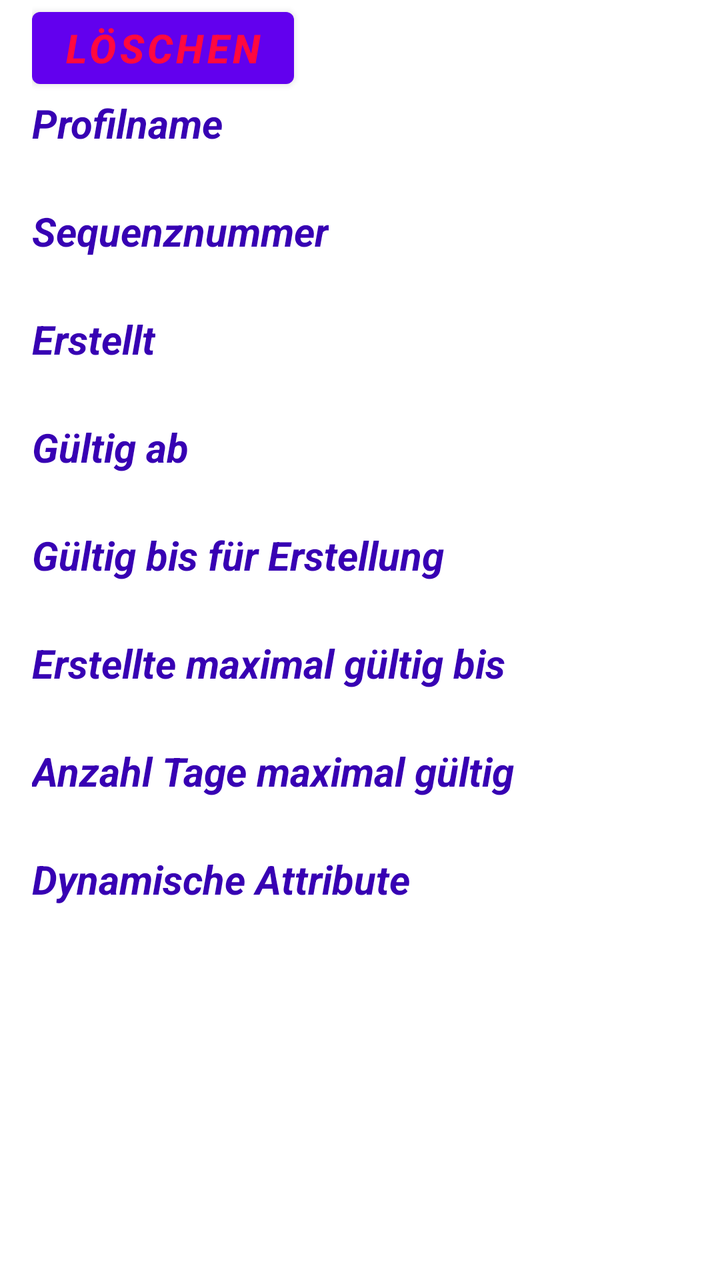
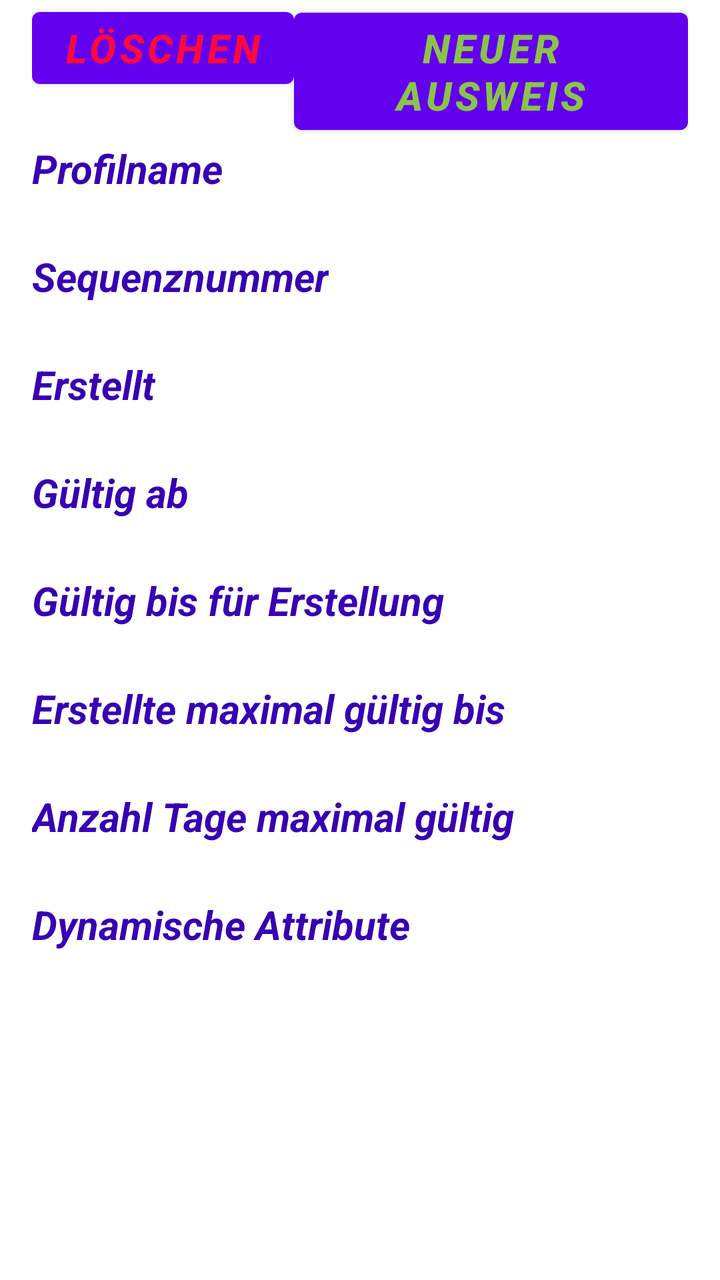

Before-and-after screenshots of an Android layout around one commit, followed by the original layout XML and the change that was made.
<!-- AndroidManifest.xml: application theme Theme.PommesfanIdentAndroid -->
<!-- res/layout/activity_profile_detail_view.xml -->
<?xml version="1.0" encoding="utf-8"?>
<ScrollView
        xmlns:android="http://schemas.android.com/apk/res/android"
        xmlns:tools="http://schemas.android.com/tools"
        android:id="@+id/publicProfileDetailView"
        android:layout_width="match_parent"
        android:layout_height="match_parent"
        android:paddingLeft="16dp"
        android:paddingRight="16dp"
        android:orientation="vertical"
        tools:context=".ProfileDetailView">

    <LinearLayout
            android:id="@+id/publicProfileAttributes"
            android:layout_width="match_parent"
            android:layout_height="match_parent"
            android:orientation="vertical">
        <Button
                android:textSize="20sp"
                android:layout_width="wrap_content"
                android:layout_height="wrap_content"
                android:textColor="#FF0840"
                android:textStyle="bold|italic"
                android:text="@string/l_schen"
                android:id="@+id/btnDelete" />
        <TextView
                android:textSize="20sp"
                android:layout_width="wrap_content"
                android:layout_height="wrap_content"
                android:textColor="@color/purple_700"
                android:textStyle="bold|italic"
                android:text="@string/profilname" />
        <TextView
                android:textSize="20sp"
                android:layout_width="wrap_content"
                android:layout_height="wrap_content"
                android:id="@+id/fieldprofileName"/>
        <TextView
                android:textSize="20sp"
                android:layout_width="wrap_content"
                android:layout_height="wrap_content"
                android:textColor="@color/purple_700"
                android:textStyle="bold|italic"
                android:text="@string/sequenznummer" />
        <TextView
                android:textSize="20sp"
                android:layout_width="wrap_content"
                android:layout_height="wrap_content"
                android:id="@+id/sequence_number"/>
        <TextView
                android:textSize="20sp"
                android:layout_width="wrap_content"
                android:layout_height="wrap_content"
                android:textColor="@color/purple_700"
                android:textStyle="bold|italic"
                android:text="@string/erstellt"/>
        <TextView
                android:textSize="20sp"
                android:layout_width="wrap_content"
                android:layout_height="wrap_content"
                android:id="@+id/created"/>
        <TextView
                android:textSize="20sp"
                android:layout_width="wrap_content"
                android:layout_height="wrap_content"
                android:textColor="@color/purple_700"
                android:textStyle="bold|italic"
                android:text="@string/g_ltig_ab"/>
        <TextView
                android:textSize="20sp"
                android:layout_width="wrap_content"
                android:layout_height="wrap_content"
                android:id="@+id/valid_from"/>
        <TextView
                android:textSize="20sp"
                android:layout_width="wrap_content"
                android:layout_height="wrap_content"
                android:textColor="@color/purple_700"
                android:textStyle="bold|italic"
                android:text="@string/g_ltig_bis_f_r_erstellung"/>
        <TextView
                android:textSize="20sp"
                android:layout_width="wrap_content"
                android:layout_height="wrap_content"
                android:id="@+id/valid_for_creation"/>
        <TextView
                android:textSize="20sp"
                android:layout_width="wrap_content"
                android:layout_height="wrap_content"
                android:textColor="@color/purple_700"
                android:textStyle="bold|italic"
                android:text="@string/erstellte_maximal_g_ltig_bis"/>
        <TextView
                android:textSize="20sp"
                android:layout_width="wrap_content"
                android:layout_height="wrap_content"
                android:id="@+id/valid_for_created"/>
        <TextView
                android:textSize="20sp"
                android:layout_width="wrap_content"
                android:layout_height="wrap_content"
                android:textColor="@color/purple_700"
                android:textStyle="bold|italic"
                android:text="@string/anzahl_tage_maximal_g_ltig"/>
        <TextView
                android:textSize="20sp"
                android:layout_width="wrap_content"
                android:layout_height="wrap_content"
                android:id="@+id/max_valid_days"/>
        <TextView
                android:textSize="20sp"
                android:layout_width="wrap_content"
                android:layout_height="wrap_content"
                android:textColor="@color/purple_700"
                android:textStyle="bold|italic"
                android:text="@string/dynamische_attribute"/>
    </LinearLayout>
</ScrollView>
<!-- resources referenced by this layout -->
<resources>
  <color name="purple_700">#FF3700B3</color>
  <string name="anzahl_tage_maximal_g_ltig">Anzahl Tage maximal gültig</string>
  <string name="dynamische_attribute">Dynamische Attribute</string>
  <string name="erstellt">Erstellt</string>
  <string name="erstellte_maximal_g_ltig_bis">Erstellte maximal gültig bis</string>
  <string name="g_ltig_ab">Gültig ab</string>
  <string name="g_ltig_bis_f_r_erstellung">Gültig bis für Erstellung</string>
  <string name="l_schen">Löschen</string>
  <string name="profilname">Profilname</string>
  <string name="sequenznummer">Sequenznummer</string>
  <style name="Theme.PommesfanIdentAndroid" parent="Theme.MaterialComponents.DayNight.NoActionBar">
          
          <item name="colorPrimary">@color/purple_500</item>
          <item name="colorPrimaryVariant">@color/purple_700</item>
          <item name="colorOnPrimary">@color/white</item>
          
          <item name="colorSecondary">@color/teal_200</item>
          <item name="colorSecondaryVariant">@color/teal_700</item>
          <item name="colorOnSecondary">@color/black</item>
          
          <item name="android:statusBarColor">?attr/colorPrimaryVariant</item>
          
      </style>
  <color name="purple_500">#FF6200EE</color>
  <color name="white">#FFFFFFFF</color>
  <color name="teal_200">#FF03DAC5</color>
  <color name="teal_700">#FF018786</color>
  <color name="black">#FF000000</color>
</resources>

<!-- the commit's change to res/layout/activity_profile_detail_view.xml (unified diff, before → after) -->
@@ -10,19 +10,32 @@
         android:orientation="vertical"
         tools:context=".ProfileDetailView">
 
-    <LinearLayout
-            android:id="@+id/publicProfileAttributes"
-            android:layout_width="match_parent"
-            android:layout_height="match_parent"
-            android:orientation="vertical">
-        <Button
-                android:textSize="20sp"
-                android:layout_width="wrap_content"
-                android:layout_height="wrap_content"
-                android:textColor="#FF0840"
-                android:textStyle="bold|italic"
-                android:text="@string/l_schen"
-                android:id="@+id/btnDelete" />
+        <LinearLayout
+                android:id="@+id/publicProfileAttributes"
+                android:layout_width="match_parent"
+                android:layout_height="match_parent"
+                android:orientation="vertical">
+                <LinearLayout
+                        android:layout_width="match_parent"
+                        android:layout_height="match_parent"
+                        android:orientation="horizontal">
+                        <Button
+                                android:textSize="20sp"
+                                android:layout_width="wrap_content"
+                                android:layout_height="wrap_content"
+                                android:textColor="#FF0840"
+                                android:textStyle="bold|italic"
+                                android:text="@string/l_schen"
+                                android:id="@+id/btnDelete" />
+                        <Button
+                                android:textSize="20sp"
+                                android:layout_width="wrap_content"
+                                android:layout_height="wrap_content"
+                                android:textColor="#8BC34A"
+                                android:textStyle="bold|italic"
+                                android:text="@string/neuer_ausweis"
+                                android:id="@+id/btnNewID" />
+        </LinearLayout>
         <TextView
                 android:textSize="20sp"
                 android:layout_width="wrap_content"
<!-- resource entries referenced after the edit -->
@@ -8,6 +8,7 @@
   <string name="g_ltig_ab">Gültig ab</string>
   <string name="g_ltig_bis_f_r_erstellung">Gültig bis für Erstellung</string>
   <string name="l_schen">Löschen</string>
+  <string name="neuer_ausweis">Neuer Ausweis</string>
   <string name="profilname">Profilname</string>
   <string name="sequenznummer">Sequenznummer</string>
   <style name="Theme.PommesfanIdentAndroid" parent="Theme.MaterialComponents.DayNight.NoActionBar">
